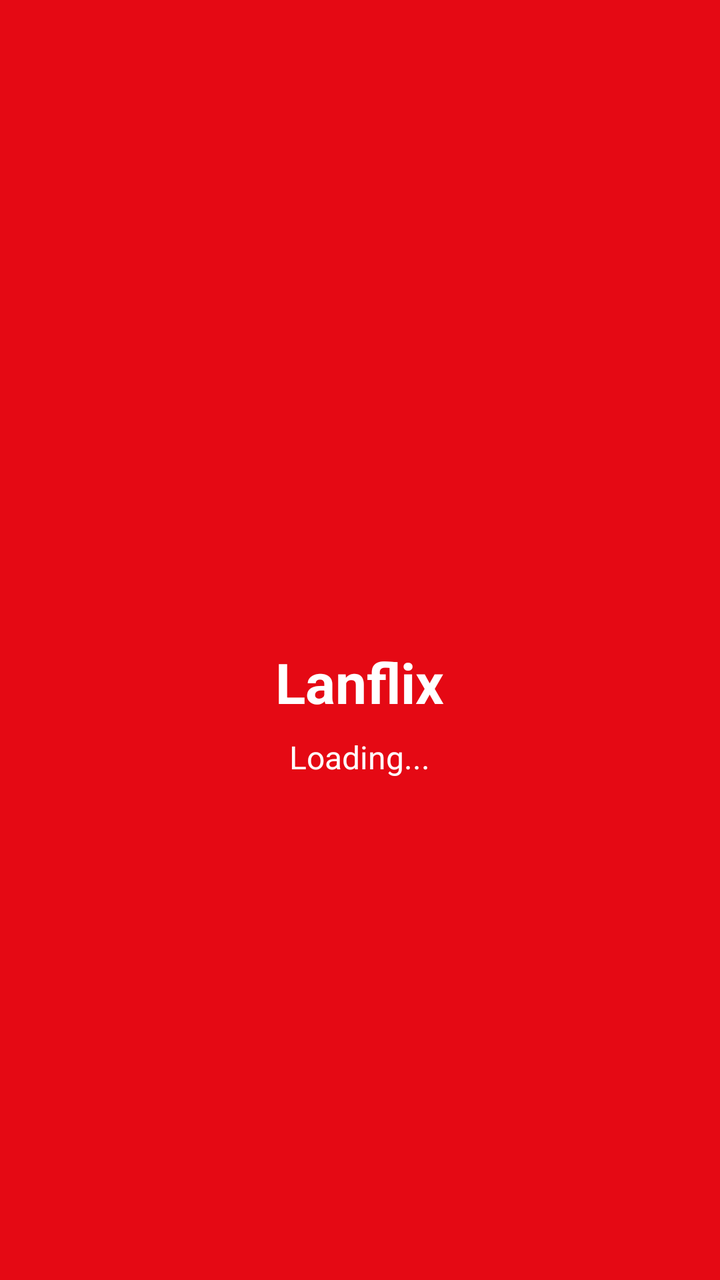
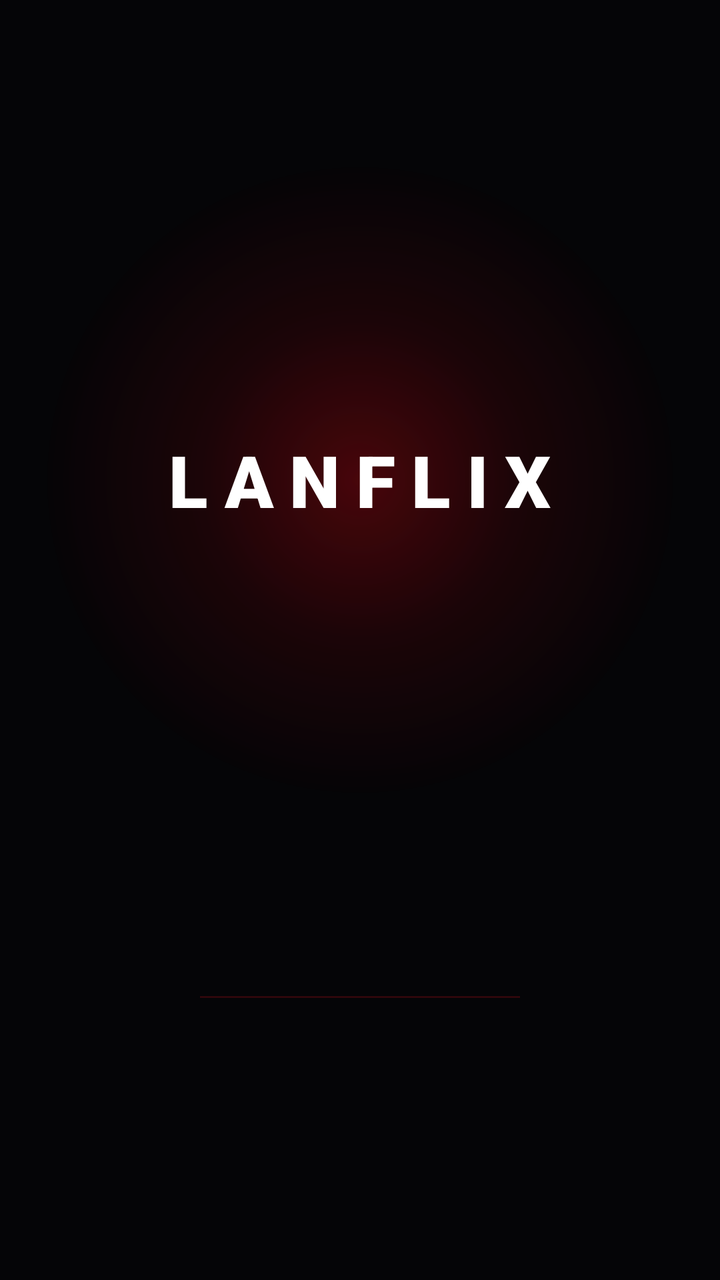

Before-and-after screenshots of an Android layout around one commit, followed by the original layout XML and the change that was made.
<!-- AndroidManifest.xml: activity theme Theme.Lanflix.Splash -->
<!-- res/layout/activity_splash.xml -->
<?xml version="1.0" encoding="utf-8"?>
<LinearLayout xmlns:android="http://schemas.android.com/apk/res/android"
    android:layout_width="match_parent"
    android:layout_height="match_parent"
    android:background="@color/primary_color"
    android:gravity="center"
    android:orientation="vertical">

    <ImageView
        android:id="@+id/logoImageView"
        android:layout_width="@dimen/splash_logo_size"
        android:layout_height="@dimen/splash_logo_size"
        android:layout_marginBottom="@dimen/splash_margin"
        android:contentDescription="@string/app_name"
        android:src="@mipmap/ic_launcher" />

    <TextView
        android:id="@+id/appNameTextView"
        android:layout_width="wrap_content"
        android:layout_height="wrap_content"
        android:layout_marginBottom="8dp"
        android:text="@string/app_name"
        android:textColor="@android:color/white"
        android:textSize="@dimen/splash_text_size"
        android:textStyle="bold" />

    <TextView
        android:id="@+id/loadingTextView"
        android:layout_width="wrap_content"
        android:layout_height="wrap_content"
        android:layout_marginBottom="@dimen/splash_margin"
        android:text="Loading..."
        android:textColor="@android:color/white"
        android:textSize="@dimen/splash_loading_text_size" />

    <ProgressBar
        android:id="@+id/progressBar"
        android:layout_width="wrap_content"
        android:layout_height="wrap_content"
        android:indeterminateTint="@android:color/white" />

</LinearLayout>
<!-- resources referenced by this layout -->
<resources>
  <color name="primary_color">#E50914</color>
  <dimen name="splash_loading_text_size">16sp</dimen>
  <dimen name="splash_logo_size">120dp</dimen>
  <dimen name="splash_margin">24dp</dimen>
  <dimen name="splash_text_size">28sp</dimen>
  <!-- mipmap ic_launcher (mipmap-anydpi-v26) -->
  <?xml version="1.0" encoding="utf-8"?>
  <adaptive-icon xmlns:android="http://schemas.android.com/apk/res/android">
      <background android:drawable="@drawable/ic_launcher_background" />
      <foreground android:drawable="@drawable/ic_launcher_foreground" />
  </adaptive-icon>
  <string name="app_name">Lanflix</string>
  <style name="Theme.Lanflix.Splash" parent="Theme.Lanflix.NoActionBar">
          <item name="android:windowBackground">@color/primary_color</item>
          <item name="android:statusBarColor">@color/primary_color</item>
      </style>
  <!-- drawable ic_launcher_background (drawable) -->
  <?xml version="1.0" encoding="utf-8"?>
  <vector xmlns:android="http://schemas.android.com/apk/res/android"
      android:width="108dp"
      android:height="108dp"
      android:viewportWidth="108"
      android:viewportHeight="108">
      <path android:fillColor="#1976D2"
            android:pathData="M0,0h108v108h-108z"/>
  </vector>
  <!-- drawable ic_launcher_foreground (drawable) -->
  <?xml version="1.0" encoding="utf-8"?>
  <vector xmlns:android="http://schemas.android.com/apk/res/android"
      android:width="108dp"
      android:height="108dp"
      android:viewportWidth="108"
      android:viewportHeight="108">
    <group android:scaleX="0.58"
        android:scaleY="0.58"
        android:translateX="22.68"
        android:translateY="22.68">
      <path
          android:fillColor="#FFFFFF"
          android:pathData="M12,2C6.48,2 2,6.48 2,12s4.48,10 10,10 10,-4.48 10,-10S17.52,2 12,2zM10,16.5v-9l6,4.5 -6,4.5z"/>
    </group>
  </vector>
  <style name="Theme.Lanflix.NoActionBar">
          <item name="windowActionBar">false</item>
          <item name="windowNoTitle">true</item>
          <item name="android:windowFullscreen">false</item>
      </style>
</resources>

<!-- the commit's change to res/layout/activity_splash.xml (unified diff, before → after) -->
@@ -1,42 +1,61 @@
 <?xml version="1.0" encoding="utf-8"?>
-<LinearLayout xmlns:android="http://schemas.android.com/apk/res/android"
+<RelativeLayout xmlns:android="http://schemas.android.com/apk/res/android"
+    xmlns:tools="http://schemas.android.com/tools"
     android:layout_width="match_parent"
     android:layout_height="match_parent"
-    android:background="@color/primary_color"
+    android:background="#050507"
     android:gravity="center"
-    android:orientation="vertical">
+    tools:context=".SplashActivity">
 
-    <ImageView
-        android:id="@+id/logoImageView"
-        android:layout_width="@dimen/splash_logo_size"
-        android:layout_height="@dimen/splash_logo_size"
-        android:layout_marginBottom="@dimen/splash_margin"
-        android:contentDescription="@string/app_name"
-        android:src="@mipmap/ic_launcher" />
+    
+    <View
+        android:id="@+id/ambientGlowView"
+        android:layout_width="320dp"
+        android:layout_height="320dp"
+        android:layout_centerInParent="true"
+        android:background="@drawable/bg_ambient_glow"
+        android:alpha="0.75" />
 
-    <TextView
-        android:id="@+id/appNameTextView"
+    
+    <LinearLayout
+        android:id="@+id/logoContainer"
         android:layout_width="wrap_content"
         android:layout_height="wrap_content"
-        android:layout_marginBottom="8dp"
-        android:text="@string/app_name"
-        android:textColor="@android:color/white"
-        android:textSize="@dimen/splash_text_size"
-        android:textStyle="bold" />
+        android:layout_centerInParent="true"
+        android:gravity="center"
+        android:orientation="vertical">
 
-    <TextView
-        android:id="@+id/loadingTextView"
-        android:layout_width="wrap_content"
+        <TextView
+            android:id="@+id/splashTitleView"
+            android:layout_width="wrap_content"
+            android:layout_height="wrap_content"
+            android:fontFamily="sans-serif-black"
+            android:letterSpacing="0.22"
+            android:text="LANFLIX"
+            android:textColor="#FFFFFF"
+            android:textSize="36sp"
+            android:textStyle="bold" />
+
+    </LinearLayout>
+
+    
+    <LinearLayout
+        android:layout_width="160dp"
         android:layout_height="wrap_content"
-        android:layout_marginBottom="@dimen/splash_margin"
-        android:text="Loading..."
-        android:textColor="@android:color/white"
-        android:textSize="@dimen/splash_loading_text_size" />
+        android:layout_alignParentBottom="true"
+        android:layout_centerHorizontal="true"
+        android:layout_marginBottom="60dp"
+        android:gravity="center"
+        android:orientation="vertical">
 
-    <ProgressBar
-        android:id="@+id/progressBar"
-        android:layout_width="wrap_content"
-        android:layout_height="wrap_content"
-        android:indeterminateTint="@android:color/white" />
+        <ProgressBar
+            android:id="@+id/splashProgressBar"
+            style="?android:attr/progressBarStyleHorizontal"
+            android:layout_width="match_parent"
+            android:layout_height="3dp"
+            android:indeterminate="true"
+            android:indeterminateTint="@color/primary_color" />
 
-</LinearLayout>
+    </LinearLayout>
+
+</RelativeLayout>
<!-- resource entries referenced after the edit -->
@@ -1,51 +1,29 @@
 <!-- resources referenced by this layout -->
 <resources>
   <color name="primary_color">#E50914</color>
-  <dimen name="splash_loading_text_size">16sp</dimen>
-  <dimen name="splash_logo_size">120dp</dimen>
-  <dimen name="splash_margin">24dp</dimen>
-  <dimen name="splash_text_size">28sp</dimen>
-  <!-- mipmap ic_launcher (mipmap-anydpi-v26) -->
+  <!-- drawable bg_ambient_glow (drawable) -->
   <?xml version="1.0" encoding="utf-8"?>
-  <adaptive-icon xmlns:android="http://schemas.android.com/apk/res/android">
-      <background android:drawable="@drawable/ic_launcher_background" />
-      <foreground android:drawable="@drawable/ic_launcher_foreground" />
-  </adaptive-icon>
-  <string name="app_name">Lanflix</string>
+  <shape xmlns:android="http://schemas.android.com/apk/res/android"
+      android:shape="oval">
+      <gradient
+          android:type="radial"
+          android:gradientRadius="160dp"
+          android:startColor="#66E50914"
+          android:centerColor="#22E50914"
+          android:endColor="#00000000" />
+  </shape>
   <style name="Theme.Lanflix.Splash" parent="Theme.Lanflix.NoActionBar">
-          <item name="android:windowBackground">@color/primary_color</item>
-          <item name="android:statusBarColor">@color/primary_color</item>
+          <item name="android:windowBackground">@color/bg_dark</item>
+          <item name="android:statusBarColor">@color/bg_dark</item>
+          <item name="android:navigationBarColor">@color/bg_dark</item>
       </style>
-  <!-- drawable ic_launcher_background (drawable) -->
-  <?xml version="1.0" encoding="utf-8"?>
-  <vector xmlns:android="http://schemas.android.com/apk/res/android"
-      android:width="108dp"
-      android:height="108dp"
-      android:viewportWidth="108"
-      android:viewportHeight="108">
-      <path android:fillColor="#1976D2"
-            android:pathData="M0,0h108v108h-108z"/>
-  </vector>
-  <!-- drawable ic_launcher_foreground (drawable) -->
-  <?xml version="1.0" encoding="utf-8"?>
-  <vector xmlns:android="http://schemas.android.com/apk/res/android"
-      android:width="108dp"
-      android:height="108dp"
-      android:viewportWidth="108"
-      android:viewportHeight="108">
-    <group android:scaleX="0.58"
-        android:scaleY="0.58"
-        android:translateX="22.68"
-        android:translateY="22.68">
-      <path
-          android:fillColor="#FFFFFF"
-          android:pathData="M12,2C6.48,2 2,6.48 2,12s4.48,10 10,10 10,-4.48 10,-10S17.52,2 12,2zM10,16.5v-9l6,4.5 -6,4.5z"/>
-    </group>
-  </vector>
   <style name="Theme.Lanflix.NoActionBar">
           <item name="windowActionBar">false</item>
           <item name="windowNoTitle">true</item>
           <item name="android:windowFullscreen">false</item>
+          <item name="android:statusBarColor">@color/bg_dark</item>
+          <item name="android:navigationBarColor">@color/bg_dark</item>
       </style>
+  <color name="bg_dark">#0D0D11</color>
 </resources>
 
